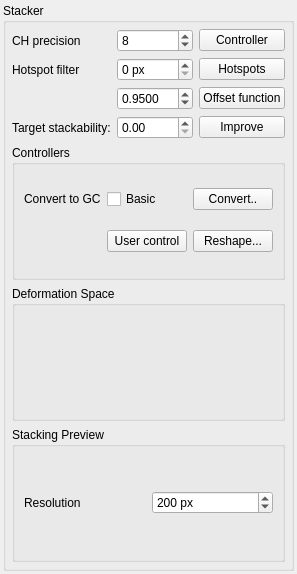
Before: the Qt Designer form Stacker/StackerWidget.ui in HonghuaLi/stacker, drawn with Qt 5.
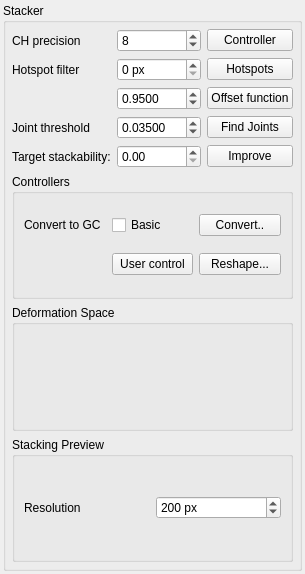
After: the same form once the commit is applied.

```diff
--- a/Stacker/StackerWidget.ui
+++ b/Stacker/StackerWidget.ui
@@ -6,7 +6,7 @@
    <rect>
     <x>0</x>
     <y>0</y>
-    <width>271</width>
+    <width>272</width>
     <height>574</height>
    </rect>
   </property>
@@ -47,7 +47,7 @@
       <property name="spacing">
        <number>6</number>
       </property>
-      <item row="9" column="0" colspan="3">
+      <item row="10" column="0" colspan="3">
        <widget class="QGroupBox" name="controllersPanel">
         <property name="title">
          <string>Controllers</string>
@@ -94,7 +94,7 @@
         </layout>
        </widget>
       </item>
-      <item row="10" column="0" colspan="3">
+      <item row="11" column="0" colspan="3">
        <widget class="QGroupBox" name="controllerDeformerPanel">
         <property name="title">
          <string>Deformation Space</string>
@@ -104,7 +104,7 @@
         </property>
        </widget>
       </item>
-      <item row="11" column="0" colspan="3">
+      <item row="12" column="0" colspan="3">
        <widget class="QGroupBox" name="previewBox">
         <property name="title">
          <string>Stacking Preview</string>
@@ -191,14 +191,14 @@
         </property>
        </widget>
       </item>
-      <item row="5" column="2">
+      <item row="6" column="2">
        <widget class="QPushButton" name="improveButton">
         <property name="text">
          <string>Improve</string>
         </property>
        </widget>
       </item>
-      <item row="5" column="1">
+      <item row="6" column="1">
        <widget class="QDoubleSpinBox" name="targetS">
         <property name="maximum">
          <double>1.000000000000000</double>
@@ -208,7 +208,7 @@
         </property>
        </widget>
       </item>
-      <item row="5" column="0">
+      <item row="6" column="0">
        <widget class="QLabel" name="targetStackLabel">
         <property name="text">
          <string>Target stackability:</string>
@@ -234,6 +234,39 @@
         </property>
        </widget>
       </item>
+      <item row="5" column="2">
+       <widget class="QPushButton" name="findJointsButton">
+        <property name="text">
+         <string>Find Joints</string>
+        </property>
+       </widget>
+      </item>
+      <item row="5" column="1">
+       <widget class="QDoubleSpinBox" name="jointsThreshold">
+        <property name="decimals">
+         <number>5</number>
+        </property>
+        <property name="minimum">
+         <double>0.000010000000000</double>
+        </property>
+        <property name="maximum">
+         <double>100.000000000000000</double>
+        </property>
+        <property name="singleStep">
+         <double>0.010000000000000</double>
+        </property>
+        <property name="value">
+         <double>0.035000000000000</double>
+        </property>
+       </widget>
+      </item>
+      <item row="5" column="0">
+       <widget class="QLabel" name="label_3">
+        <property name="text">
+         <string>Joint threshold</string>
+        </property>
+       </widget>
+      </item>
      </layout>
     </widget>
    </item>
```
